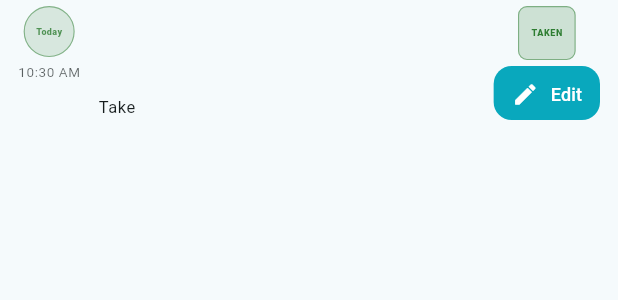
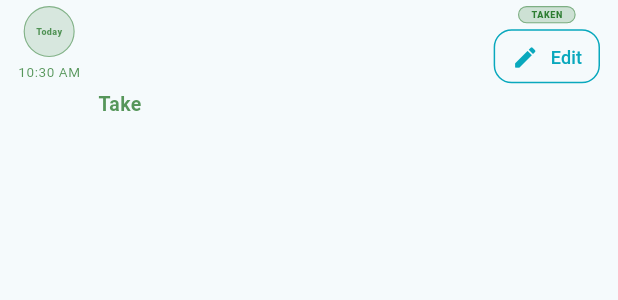
Before and after one commit to kinemspa/dosify_v5, a Flutter app: the DoseCard widget shown alone on an empty page, opened directly with empty values, on a phone screen of 412 x 824 dp. Shown: the top 300 px of the screen. Run offline on Flutter 3.47's test engine with Material 3 defaults, Android fonts, the phone set to English and light mode, and no system bars; our stand-ins replace flutter_local_notifications, flutter_riverpod, flutter_timezone, freezed_annotation, go_router, hive_flutter and 5 more; missing offline and left inert: android_intent_plus, mcp_toolkit; accounts and stored records are empty; statements that could not run were skipped.

Commit message:
Fix: dose card status colors

```diff
--- a/lib/src/core/design_system.dart
+++ b/lib/src/core/design_system.dart
@@ -403,6 +403,7 @@ const LinearGradient kDetailHeaderGradient = LinearGradient(
 /// Use these instead of hardcoding colors in widgets.
 const Color kDoseStatusTakenGreen = Color(0xFF2E7D32);
 const Color kDoseStatusSnoozedOrange = Color(0xFFF57C00);
+const Color kDoseStatusMissedDarkRed = Color(0xFFB71C1C);
 
 /// Common utility colors.
 ///
--- a/lib/src/widgets/dose_card.dart
+++ b/lib/src/widgets/dose_card.dart
@@ -103,7 +103,7 @@ class DoseCard extends StatelessWidget {
                     style: helperTextStyle(
                       context,
                       color: isActive
-                          ? cs.onSurface.withValues(alpha: kOpacityMediumHigh)
+                          ? statusColor.withValues(alpha: kOpacityFull)
                           : cs.onSurfaceVariant.withValues(
                               alpha: kOpacityMediumLow,
                             ),
@@ -149,14 +149,21 @@ class DoseCard extends StatelessWidget {
                     const SizedBox(height: kSpacingXXS),
                     Text(
                       strengthOrConcentrationLabel,
-                      style: baseHelper,
+                      style: baseHelper?.copyWith(fontSize: kFontSizeXSmall),
                       maxLines: 1,
                       overflow: TextOverflow.ellipsis,
                     ),
                     const SizedBox(height: kSpacingXXS),
                     Text(
                       'Take $doseMetrics',
-                      style: baseHelper?.copyWith(color: cs.onSurface),
+                      style: baseBody?.copyWith(
+                        color: isActive
+                            ? statusColor.withValues(alpha: kOpacityFull)
+                            : cs.onSurfaceVariant.withValues(
+                                alpha: kOpacityMediumLow,
+                              ),
+                        fontWeight: kFontWeightSemiBold,
+                      ),
                       maxLines: 2,
                       overflow: TextOverflow.ellipsis,
                     ),
@@ -169,10 +176,9 @@ class DoseCard extends StatelessWidget {
                   mainAxisSize: MainAxisSize.min,
                   children: [
                     Container(
-                      height: kStandardButtonHeight,
                       padding: const EdgeInsets.symmetric(
                         horizontal: kSpacingS,
-                        vertical: kSpacingXS,
+                        vertical: kSpacingXXS,
                       ),
                       decoration: BoxDecoration(
                         color: statusColor.withValues(alpha: kOpacityMinimal),
@@ -202,7 +208,7 @@ class DoseCard extends StatelessWidget {
                     if (showEditOnly)
                       SizedBox(
                         height: kStandardButtonHeight,
-                        child: FilledButton.icon(
+                        child: OutlinedButton.icon(
                           onPressed: onPrimaryAction ?? onTap,
                           icon: const Icon(Icons.edit_rounded),
                           label: const Text('Edit'),
@@ -245,11 +251,11 @@ class DoseCard extends StatelessWidget {
       case DoseStatus.taken:
         return (kDoseStatusTakenGreen, Icons.check_rounded);
       case DoseStatus.skipped:
-        return (cs.onSurfaceVariant, Icons.block_rounded);
+        return (cs.error, Icons.block_rounded);
       case DoseStatus.snoozed:
-        return (cs.tertiary, Icons.snooze_rounded);
+        return (kDoseStatusSnoozedOrange, Icons.snooze_rounded);
       case DoseStatus.overdue:
-        return (cs.error, Icons.warning_rounded);
+        return (kDoseStatusMissedDarkRed, Icons.warning_rounded);
       case DoseStatus.pending:
         return (cs.primary, Icons.notifications_rounded);
     }
--- a/lib/src/widgets/next_dose_date_badge.dart
+++ b/lib/src/widgets/next_dose_date_badge.dart
@@ -170,7 +170,7 @@ class NextDoseDateBadge extends StatelessWidget {
           style: helperTextStyle(
             context,
             color: isEnabled
-                ? cs.primary.withValues(alpha: kOpacityFull)
+                ? accentColor.withValues(alpha: kOpacityFull)
                 : cs.onSurfaceVariant.withValues(alpha: kOpacityMediumLow),
           )?.copyWith(fontSize: kFontSizeXSmall),
           maxLines: 1,
```
